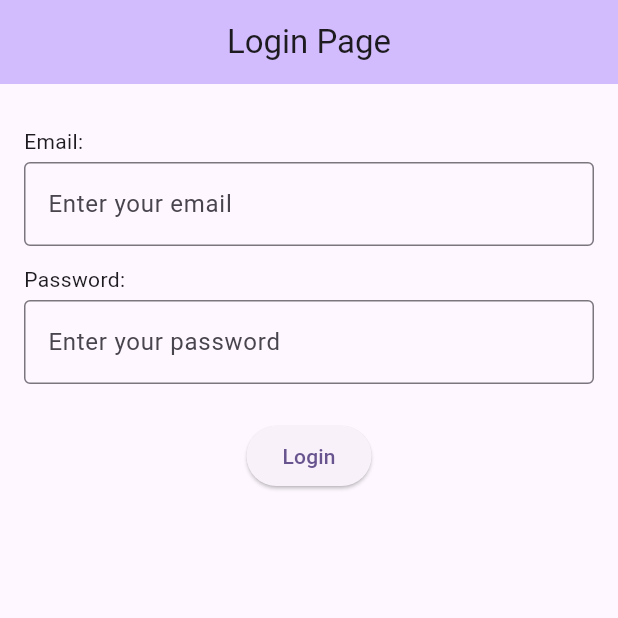
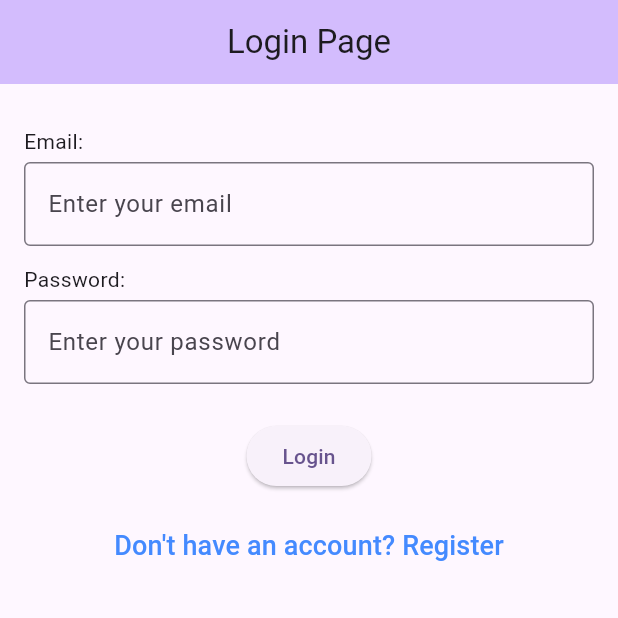
Before and after one commit to Mostafahammoud9/registration_page, a Flutter app: the screen it shows after launch, on a phone screen of 412 x 824 dp, the top half of it. Run offline on Flutter 3.47's test engine with Material 3 defaults, Android fonts, the phone set to English and light mode, and no system bars; our stand-ins replace get.

Commit message:
working on apis

```diff
--- a/lib/Views/Login.dart
+++ b/lib/Views/Login.dart
@@ -1,6 +1,7 @@
 import 'package:get/get.dart';
 import 'package:flutter/material.dart';
 import 'package:registration_page/Controllers/LoginController.dart';
+import 'package:registration_page/Routes/AppRoute.dart';
 
 class Login extends GetView<LoginController> {
 
@@ -46,6 +47,18 @@ class Login extends GetView<LoginController> {
                   child: const Text("Login"),
                 ),
               ),
+              const SizedBox(height: 12, ),
+              Center(
+                child: TextButton(
+                  onPressed: (){
+                    Get.toNamed(AppRoute.register);
+                  },
+                  child: Text(
+                    "Don't have an account? Register",
+                    style: TextStyle(fontSize: 18, color: Colors.blueAccent),
+                  ),
+                ),
+              )
             ],
           ),
         ),
--- a/pubspec.yaml
+++ b/pubspec.yaml
@@ -35,6 +35,7 @@ dependencies:
   # Use with the CupertinoIcons class for iOS style icons.
   cupertino_icons: ^1.0.8
   get: ^4.7.2
+  dio: ^5.8.0+1
 
 dev_dependencies:
   flutter_test:
```
Also changed, not shown: lib/Views/Registration.dart (+10 -0 lines), lib/Core/Network/DioClient.dart (added), lib/Models/User.dart (added), pubspec.lock.
